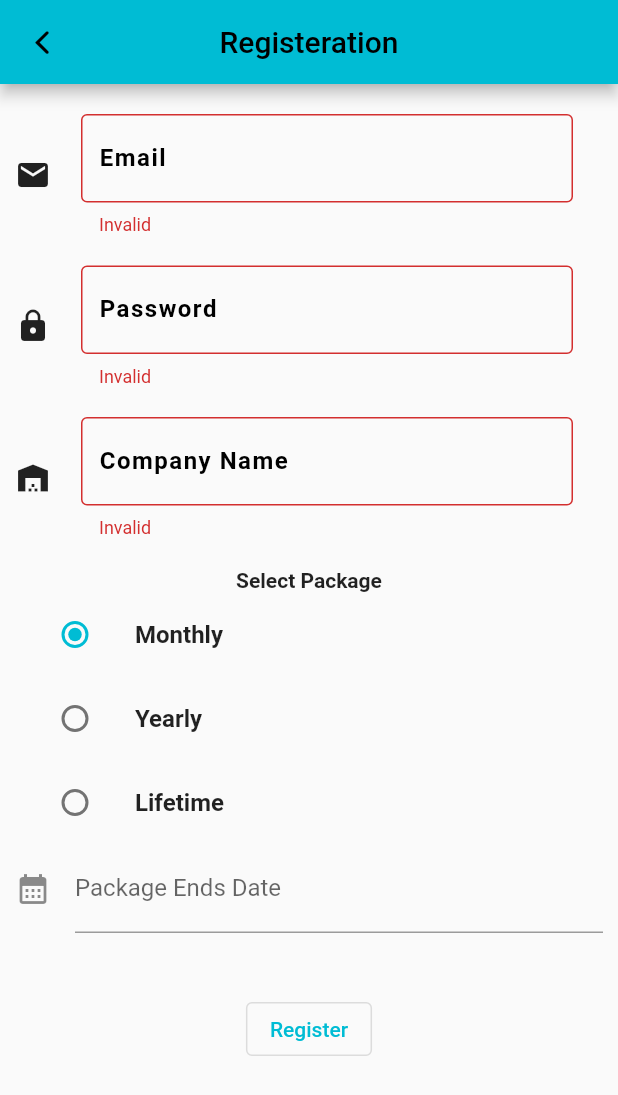
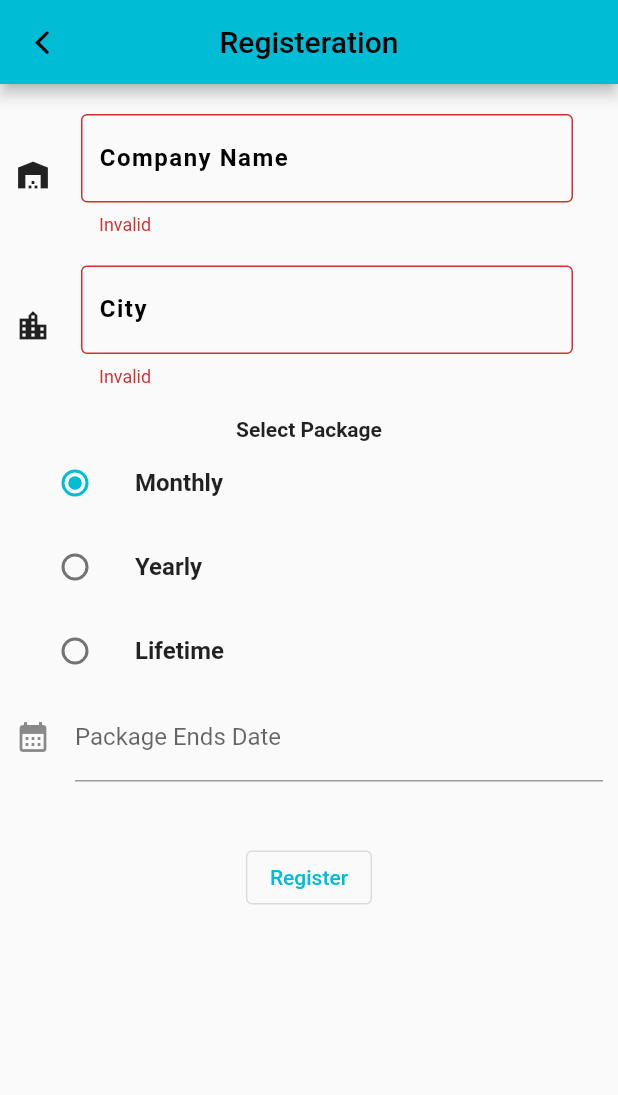
Before and after one commit to shk512/StockAppAdmin-Flutter, a Flutter app: the CompanyRegister screen opened by its route, after a tap on "Register", on a phone screen of 412 x 824 dp. Shown: the top 1095 px of the screen. Run offline on Flutter 3.47's test engine with Material 2 defaults, Android fonts, the phone set to English and light mode, and no system bars; our stand-ins replace cloud_firestore, firebase_core, flutter_switch; accounts and stored records are empty.

Commit message:
21-03-2023

```diff
--- a/lib/Model/company.dart
+++ b/lib/Model/company.dart
@@ -1,33 +1,39 @@
 class Company{
-  late String companyName;
-  late String email;
-  late String packageType;
-  late String packageEndsDate;
-  late bool isPackageActive ;
-  late String companyId;
-  Company({required this.isPackageActive,required this.companyId,required this.packageEndsDate,required this.packageType,required this.email,required this.companyName});
+  static String companyId="";
+  static String companyName="";
+  static String city="";
+  static String packageType="";
+  static String packageEndsDate="";
+  static bool isPackageActive=true;
+  static List employee=[];
+  static List area=[];
+
+  Company(String packageEndsDate1,String packageType1,String city1,String companyName1){
+    packageEndsDate=packageEndsDate1;
+    packageType1=packageType;
+    city=city1;
+    companyName=companyName1;
+  }
 
   Map<String,dynamic> toJson(){
    return {
+     "companyId":companyId,
      "companyName":companyName,
-     "companyId":companyId,
-     "mail":email,
+     "city":city,
      "packageType":packageType,
      "packageEndsDate":packageEndsDate,
      "isPackageActive":isPackageActive,
-     "employeeUsername":[],
-     "area":[]
+     "employeeUsername":employee,
+     "area":area
    };
   }
 
-  factory Company.fromJson(Map<String,dynamic> mapData){
-   return Company(
-       isPackageActive: mapData['isPackageActive'],
-       companyId: mapData['companyId'].toString(),
-       packageEndsDate: mapData['packageEndsDate'].toString(),
-       packageType: mapData['packageType'].toString(),
-       email: mapData['mail'].toString(),
-       companyName: mapData['companyName'].toString()
-   );
+  static fromJson(Map<String,dynamic> mapData){
+    companyId=mapData['companyId'];
+    isPackageActive= mapData['isPackageActive'];
+    packageEndsDate= mapData['packageEndsDate'];
+    packageType= mapData['packageType'];
+    city= mapData['city'];
+    companyName= mapData['companyName'];
   }
 }
--- a/lib/screens/company_register.dart
+++ b/lib/screens/company_register.dart
@@ -1,13 +1,10 @@
 import 'package:flutter/cupertino.dart';
 import 'package:flutter/material.dart';
-import 'package:email_validator/email_validator.dart';
 import 'package:intl/intl.dart';
 import 'package:stock_admin/Model/company.dart';
 import 'package:stock_admin/services/db.dart';
 import 'package:stock_admin/utils/enum.dart';
 import 'package:stock_admin/utils/snackbar.dart';
-
-import '../services/auth.dart';
 
 class CompanyRegister extends StatefulWidget {
   const CompanyRegister({Key? key}) : super(key: key);
@@ -18,13 +15,11 @@ class CompanyRegister extends StatefulWidget {
 
 class _CompanyRegisterState extends State<CompanyRegister> {
   bool isLoading = false;
-  TextEditingController email= TextEditingController();
-  TextEditingController password=TextEditingController();
+  TextEditingController city= TextEditingController();
   TextEditingController companyName= TextEditingController();
   TextEditingController packageType= TextEditingController();
   TextEditingController packageEndsDate = TextEditingController();
   Package package = Package.Monthly;
-  Auth auth = Auth();
   final formKey = GlobalKey<FormState>();
 
   @override
@@ -48,15 +43,11 @@ class _CompanyRegisterState extends State<CompanyRegister> {
             key: formKey,
             child: Column(
               children: [
-                textFields(const Icon(Icons.mail), "Email", "john@gmail.com", email),
-                const SizedBox(height: 20),
-                textFields(
-                    const Icon(Icons.lock), "Password", "Minimum six characters",
-                    password),
-                const SizedBox(height: 20),
                 textFields(
                     const Icon(Icons.warehouse), "Company Name", "e.g. Candy Land",
                     companyName),
+                const SizedBox(height: 20),
+                textFields(const Icon(Icons.location_city), "City", "City Name...", city),
                 const SizedBox(height: 20),
                 const Text("Select Package",
                   style: TextStyle(fontWeight: FontWeight.bold),
@@ -113,31 +104,8 @@ class _CompanyRegisterState extends State<CompanyRegister> {
               hintText: tipName,
             ),
             validator: (val) {
-              if (control == password) {
-                if (val!.length < 6) {
-                  return "Invalid";
-                } else {
-                  return null;
-                }
-              }
-              if (control == companyName) {
-                if (val!.isNotEmpty) {
-                  return null;
-                } else {
-                  return "Invalid";
-                }
-              }
-              if (control == email) {
-                if (EmailValidator.validate(val!)) {
-                  return null;
-                } else {
-                  return "Invalid";
-                }
-              }
-              else {
-                return null;
-              }
-            },
+              return val!.isNotEmpty?null:"Invalid";
+            }
           ),
         ),
         const SizedBox(
@@ -190,16 +158,19 @@ class _CompanyRegisterState extends State<CompanyRegister> {
       setState(() {
         isLoading=true;
       });
-      await auth.registerCompany(email.text, password.text).then((value)async{
-        if(value!=null){
-          await DB(id: value.toString()).saveCompany(Company(isPackageActive: true, companyId: value.toString(), packageEndsDate: packageEndsDate.text, packageType: packageType.text, email: email.text, companyName: companyName.text).toJson());
+      String companyId=DateTime.now().microsecondsSinceEpoch.toString();
+      await DB(id: companyId).saveCompany(Company(packageEndsDate.text, packageType.text, city.text, companyName.text).toJson()).then((value){
+        if(value){
+          setState(() {
+            isLoading=false;
+          });
           Navigator.pop(context);
           showSnackbar(context, Colors.cyan, "Registered Successfully!");
         }else{
           setState(() {
             isLoading=false;
           });
-          showSnackbar(context, Colors.red, value.toString());
+          showSnackbar(context, Colors.red, "Error. Please Try Again!");
         }
       });
     }
--- a/lib/services/auth.dart
+++ /dev/null
@@ -1,18 +0,0 @@
-import 'package:firebase_auth/firebase_auth.dart';
-
-class Auth{
-  final FirebaseAuth firebaseAuth = FirebaseAuth.instance;
-
-  //Register
-  Future<Object?> registerCompany(String email, String pass) async {
-    try {
-      User user = (await firebaseAuth.createUserWithEmailAndPassword(
-          email: email.trim(), password: pass)).user!;
-      if(user!=null){
-        return user.uid;
-      }
-    } on FirebaseAuthException catch (e) {
-      return e.message;
-    }
-  }
-}
--- a/lib/services/db.dart
+++ b/lib/services/db.dart
@@ -6,9 +6,14 @@ class DB{
 
   //REFERENCE
   final companyCollection=FirebaseFirestore.instance.collection("company");
+  final companyArrayCollection=FirebaseFirestore.instance.collection("companyArray");
+
   //save Company
   Future saveCompany(Map<String,dynamic> mapData)async{
     await companyCollection.doc(id).set(mapData);
+    await companyArrayCollection.doc("adminArray").update({
+      "companyId":FieldValue.arrayUnion([id]),
+    });
     return true;
   }
 
```
Also changed, not shown: lib/screens/company_details.dart (+11 -10 lines).
